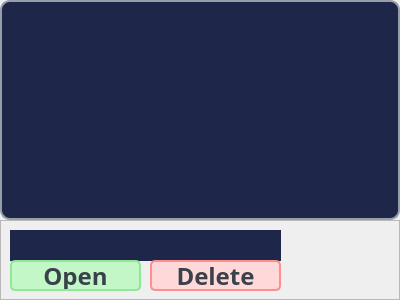
This is src/client/projects/navigation/ui/project_view_item.ui in PenguinDevs/GanttStudent as Qt 5 draws it before an edit. The edited form follows.
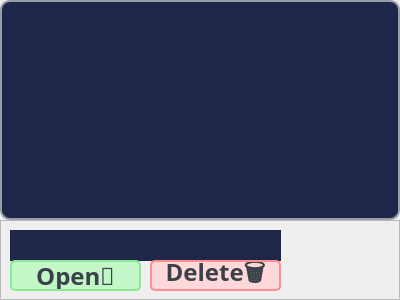
This is the edited form.

Commit message: login and register label cursor change

The edit to the form file:
```diff
--- a/src/client/projects/navigation/ui/project_view_item.ui
+++ b/src/client/projects/navigation/ui/project_view_item.ui
@@ -125,7 +125,7 @@
 }</string>
       </property>
       <property name="text">
-       <string>Open</string>
+       <string>Open📂</string>
       </property>
      </widget>
      <widget class="QPushButton" name="delete_button">
@@ -176,7 +176,7 @@
 }</string>
       </property>
       <property name="text">
-       <string>Delete</string>
+       <string>Delete🗑️</string>
       </property>
      </widget>
      <widget class="QLineEdit" name="item_name">
```
The commit also changes 5 other files.
